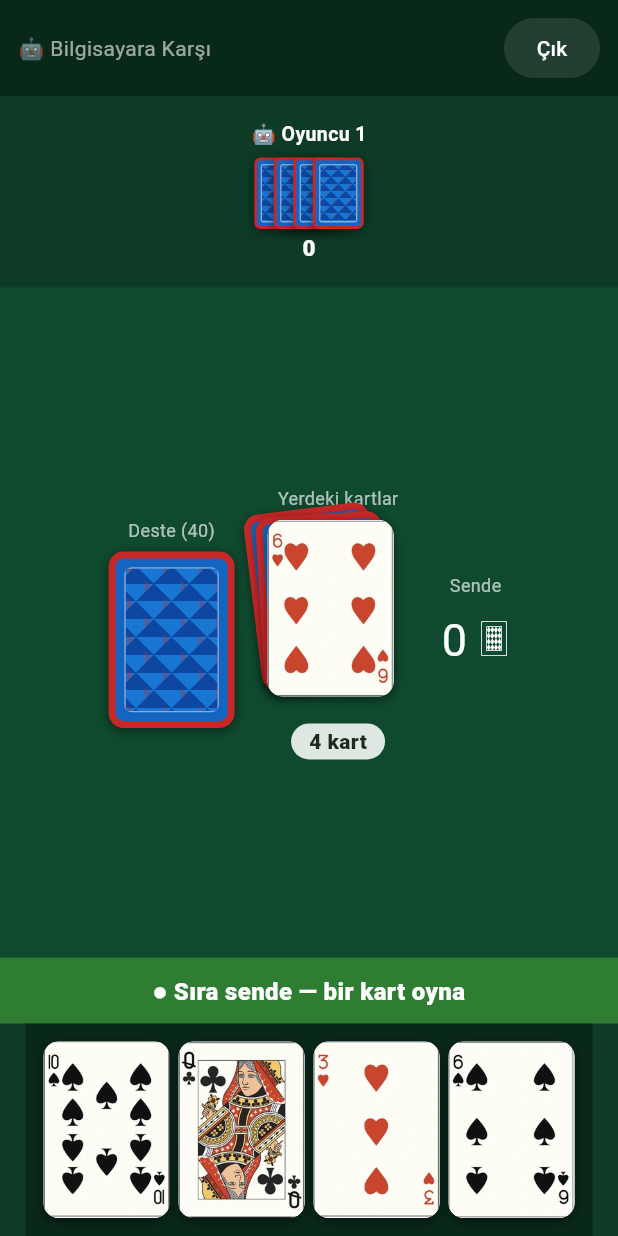
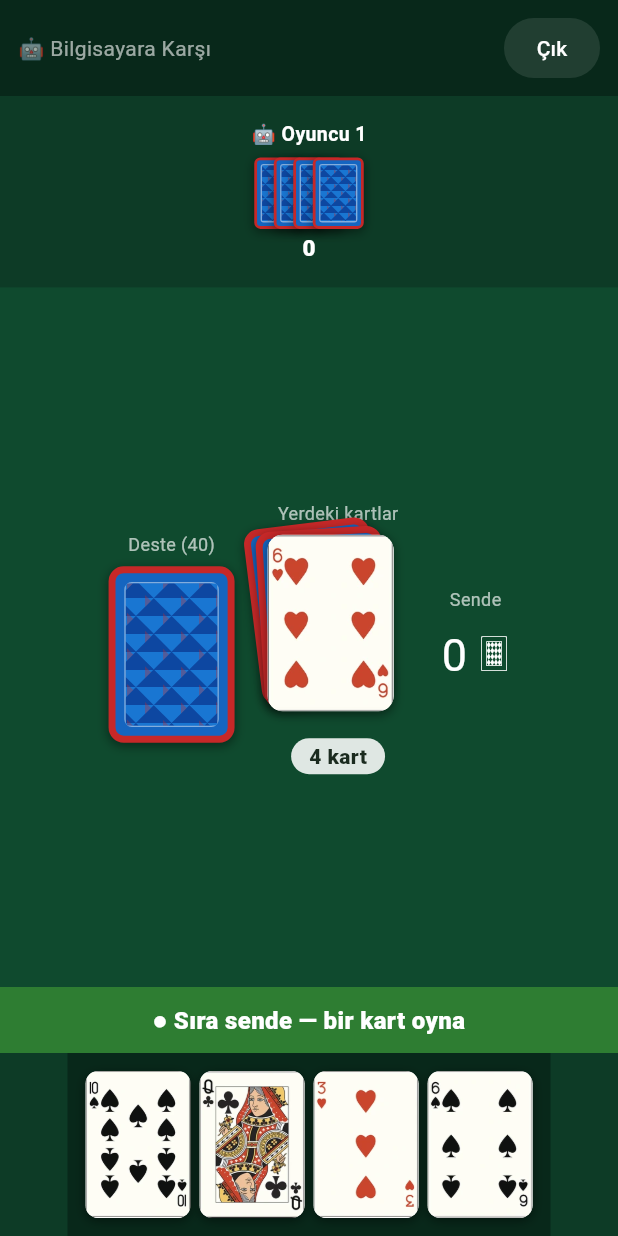
Before and after one commit to lutfuerkul/uno_online, a Flutter app: the PistiBotScreen screen opened directly, after a tap on an icon or button, on a phone screen of 412 x 824 dp. Run offline on Flutter 3.47's test engine with Material 3 defaults, Android fonts, the phone set to English and light mode, and no system bars; our stand-ins replace cloud_firestore, firebase_core, shared_preferences; accounts and stored records are empty.

Commit message:
Pişti el kartlarını 84'ten 70'e küçült
84 telefonda fazla büyük kaldı; eski 62 ile ortası olan 70'e çekildi
(web cardHtml'e serbest width seçeneği eklendi, Android'de widget
genişliği güncellendi).

Co-Authored-By: Claude Fable 5 <noreply@anthropic.com>
Claude-Session: https://claude.ai/code/session_01UJm8jbQ3GZBf9Ei8bSpL5b

```diff
--- a/lib/pisti/widgets/pisti_board_view.dart
+++ b/lib/pisti/widgets/pisti_board_view.dart
@@ -198,7 +198,7 @@ class _Board extends StatelessWidget {
                   if (i > 0) const SizedBox(width: 6),
                   PistiCardWidget(
                     card: controller.myHand[i],
-                    width: 84,
+                    width: 70,
                     dimmed: !_isMyTurn,
                     onTap: _isMyTurn ? () => _tryPlay(context, controller.myHand[i]) : null,
                   ),
```
Also changed, not shown: 1 other file.
